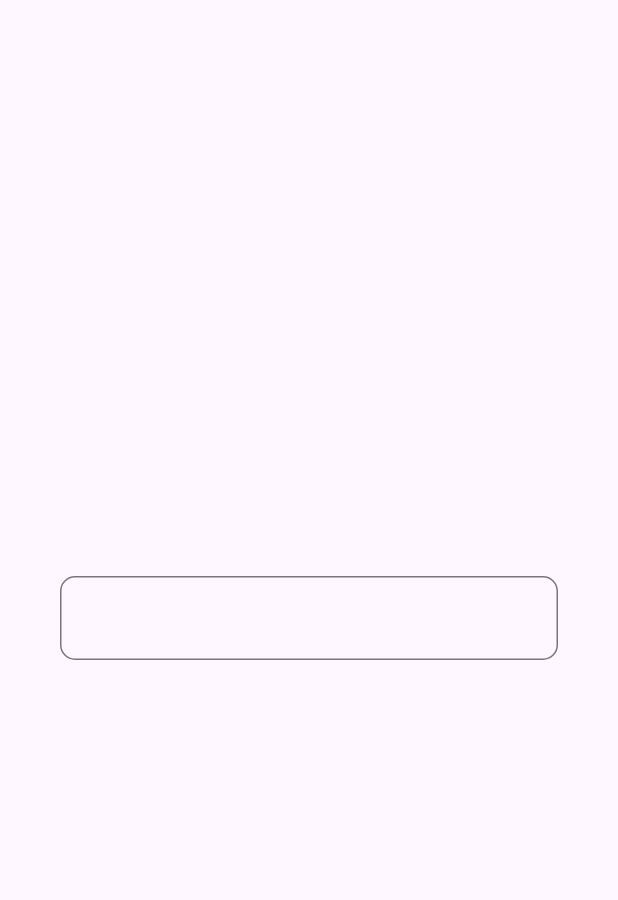
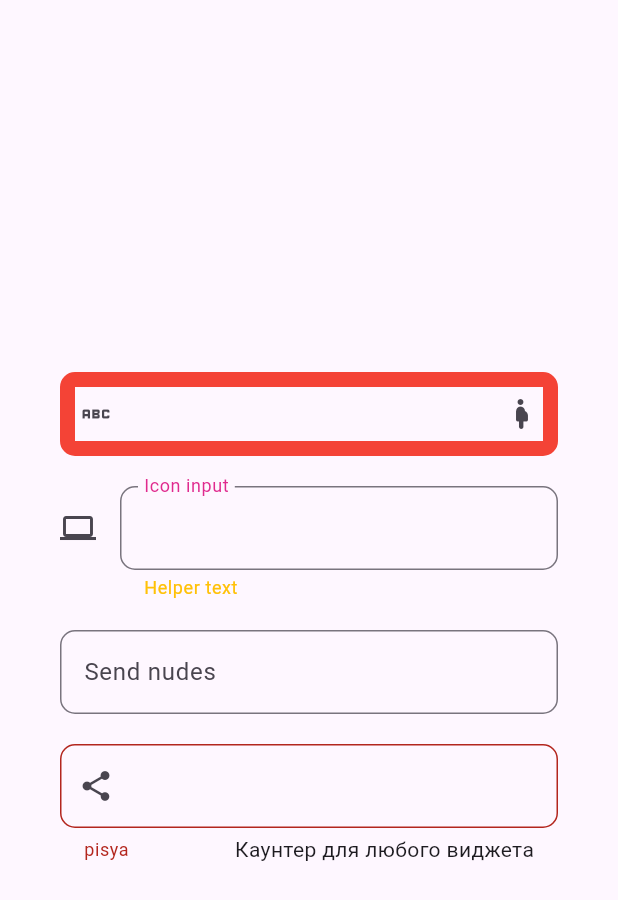
Before and after one commit to AleksandrVin322/-TrashOfEverything, a Flutter app: the MyTextFieldBody screen opened directly, on a phone screen of 412 x 824 dp. Shown: the top 900 px of the screen. Run offline on Flutter 3.47's test engine with Material 3 defaults, Android fonts, the light colour scheme and no system bars.

Commit message:
Поигрался со свойствами InputDecoration

```diff
--- a/lib/lessons_lazyLoad/screens/text_field/my_text_field_body.dart
+++ b/lib/lessons_lazyLoad/screens/text_field/my_text_field_body.dart
@@ -8,12 +8,58 @@ class MyTextFieldBody extends StatelessWidget {
     return Scaffold(
       body: Center(
         child: Padding(
-          padding: const EdgeInsets.all(40),
-          child: TextField(
-            decoration: InputDecoration(
-                border: OutlineInputBorder(
-              borderRadius: BorderRadius.circular(10),
-            )),
+          padding: const EdgeInsets.symmetric(horizontal: 40),
+          child: Column(
+            mainAxisAlignment: MainAxisAlignment.center,
+            children: [
+              TextField(
+                decoration: InputDecoration(
+                  suffixIcon: const Icon(Icons.pregnant_woman_rounded),
+                  prefixIcon: const Icon(Icons.abc),
+                  enabledBorder: OutlineInputBorder(
+                      borderRadius: BorderRadius.circular(10),
+                      borderSide: const BorderSide(
+                        width: 10,
+                        color: Colors.red,
+                      )),
+                ),
+              ),
+              const SizedBox(height: 20),
+              TextField(
+                decoration: InputDecoration(
+                  icon: const Icon(Icons.computer),
+                  floatingLabelBehavior: FloatingLabelBehavior.always,
+                  labelText: 'Icon input',
+                  labelStyle:
+                      const TextStyle(color: Color.fromARGB(255, 224, 42, 142)),
+                  helperText: 'Helper text',
+                  helperStyle: const TextStyle(color: Colors.amber),
+                  border: OutlineInputBorder(
+                    borderRadius: BorderRadius.circular(10),
+                  ),
+                ),
+              ),
+              const SizedBox(height: 20),
+              TextField(
+                decoration: InputDecoration(
+                  hintText: 'Send nudes',
+                  border: OutlineInputBorder(
+                    borderRadius: BorderRadius.circular(10),
+                  ),
+                ),
+              ),
+              const SizedBox(height: 20),
+              TextField(
+                decoration: InputDecoration(
+                  counter: const Text('Каунтер для любого виджета'),
+                  prefixIcon: const Icon(Icons.share),
+                  errorText: 'pisya',
+                  border: OutlineInputBorder(
+                    borderRadius: BorderRadius.circular(10),
+                  ),
+                ),
+              ),
+            ],
           ),
         ),
       ),
```
